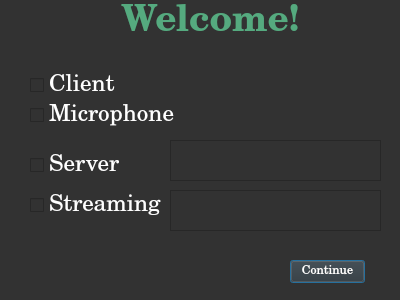
Old version of the form CommAudio/settingsdialog.ui in the repository dmblake/ComAudio.
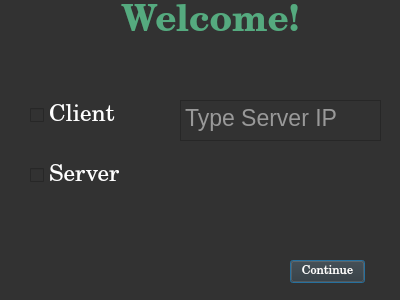
New version of the form.

Commit message: settings dialog works

Patch:
```diff
--- a/CommAudio/settingsdialog.ui
+++ b/CommAudio/settingsdialog.ui
@@ -16,85 +16,11 @@
   <property name="styleSheet">
    <string notr="true">background-color: rgb(50, 50, 50);</string>
   </property>
-  <widget class="QCheckBox" name="microphoneCheck">
-   <property name="geometry">
-    <rect>
-     <x>30</x>
-     <y>100</y>
-     <width>151</width>
-     <height>31</height>
-    </rect>
-   </property>
-   <property name="font">
-    <font>
-     <family>Century Schoolbook</family>
-     <pointsize>17</pointsize>
-    </font>
-   </property>
-   <property name="styleSheet">
-    <string notr="true">color: rgb(255, 255, 255);</string>
-   </property>
-   <property name="text">
-    <string>Microphone</string>
-   </property>
-   <property name="iconSize">
-    <size>
-     <width>30</width>
-     <height>30</height>
-    </size>
-   </property>
-   <property name="checked">
-    <bool>false</bool>
-   </property>
-   <property name="autoExclusive">
-    <bool>true</bool>
-   </property>
-   <property name="tristate">
-    <bool>false</bool>
-   </property>
-  </widget>
-  <widget class="QCheckBox" name="streamingCheck">
-   <property name="geometry">
-    <rect>
-     <x>30</x>
-     <y>190</y>
-     <width>151</width>
-     <height>31</height>
-    </rect>
-   </property>
-   <property name="font">
-    <font>
-     <family>Century Schoolbook</family>
-     <pointsize>17</pointsize>
-    </font>
-   </property>
-   <property name="styleSheet">
-    <string notr="true">color: rgb(255, 255, 255);</string>
-   </property>
-   <property name="text">
-    <string>Streaming</string>
-   </property>
-   <property name="iconSize">
-    <size>
-     <width>30</width>
-     <height>30</height>
-    </size>
-   </property>
-   <property name="checked">
-    <bool>false</bool>
-   </property>
-   <property name="autoExclusive">
-    <bool>true</bool>
-   </property>
-   <property name="tristate">
-    <bool>false</bool>
-   </property>
-  </widget>
   <widget class="QCheckBox" name="serverCheck">
    <property name="geometry">
     <rect>
      <x>30</x>
-     <y>150</y>
+     <y>160</y>
      <width>151</width>
      <height>31</height>
     </rect>
@@ -121,53 +47,17 @@
     <bool>false</bool>
    </property>
    <property name="autoExclusive">
-    <bool>false</bool>
+    <bool>true</bool>
    </property>
    <property name="tristate">
     <bool>false</bool>
    </property>
   </widget>
-  <widget class="QPlainTextEdit" name="servTextEdit">
-   <property name="geometry">
-    <rect>
-     <x>170</x>
-     <y>140</y>
-     <width>211</width>
-     <height>41</height>
-    </rect>
-   </property>
-   <property name="font">
-    <font>
-     <pointsize>17</pointsize>
-    </font>
-   </property>
-   <property name="styleSheet">
-    <string notr="true">color: rgb(255, 255, 255);</string>
-   </property>
-  </widget>
-  <widget class="QPlainTextEdit" name="multicastTextEdit">
-   <property name="geometry">
-    <rect>
-     <x>170</x>
-     <y>190</y>
-     <width>211</width>
-     <height>41</height>
-    </rect>
-   </property>
-   <property name="font">
-    <font>
-     <pointsize>17</pointsize>
-    </font>
-   </property>
-   <property name="styleSheet">
-    <string notr="true">color: rgb(255, 255, 255);</string>
-   </property>
-  </widget>
   <widget class="QCheckBox" name="clientCheck">
    <property name="geometry">
     <rect>
      <x>30</x>
-     <y>70</y>
+     <y>100</y>
      <width>151</width>
      <height>31</height>
     </rect>
@@ -194,7 +84,7 @@
     <bool>false</bool>
    </property>
    <property name="autoExclusive">
-    <bool>false</bool>
+    <bool>true</bool>
    </property>
    <property name="tristate">
     <bool>false</bool>
@@ -240,6 +130,27 @@
     <string>Continue</string>
    </property>
   </widget>
+  <widget class="QTextEdit" name="clientText">
+   <property name="geometry">
+    <rect>
+     <x>180</x>
+     <y>100</y>
+     <width>201</width>
+     <height>41</height>
+    </rect>
+   </property>
+   <property name="font">
+    <font>
+     <pointsize>17</pointsize>
+    </font>
+   </property>
+   <property name="styleSheet">
+    <string notr="true">color: rgb(255, 255, 255);</string>
+   </property>
+   <property name="placeholderText">
+    <string>Type Server IP</string>
+   </property>
+  </widget>
  </widget>
  <resources/>
  <connections/>
```
The commit also changes 3 other files.
